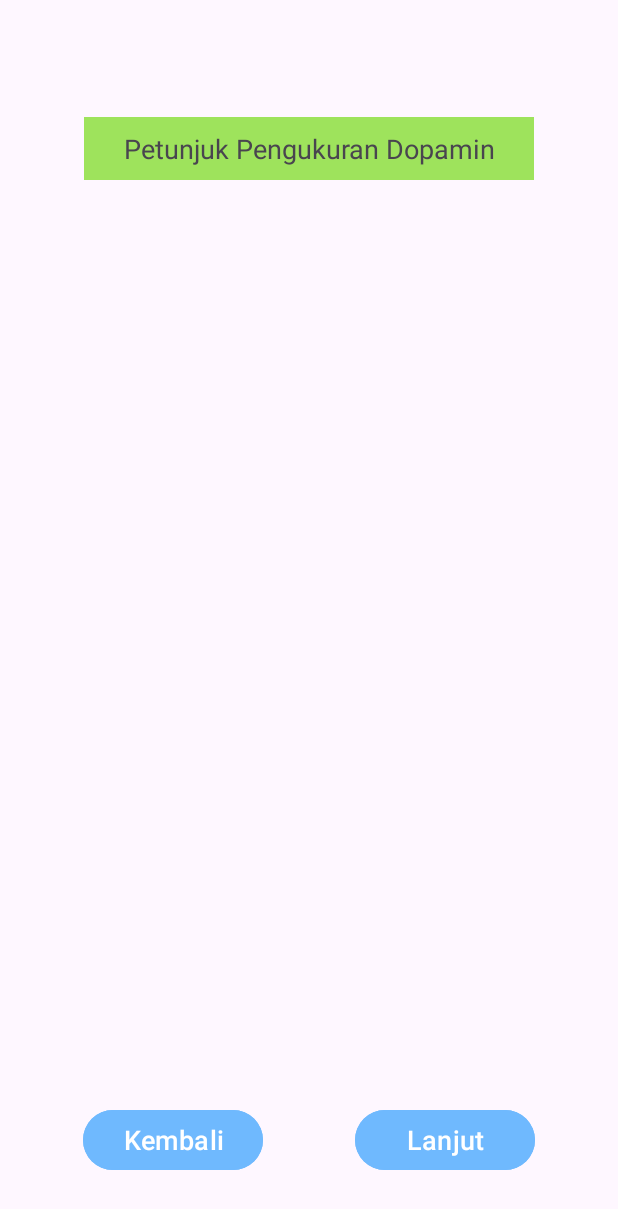
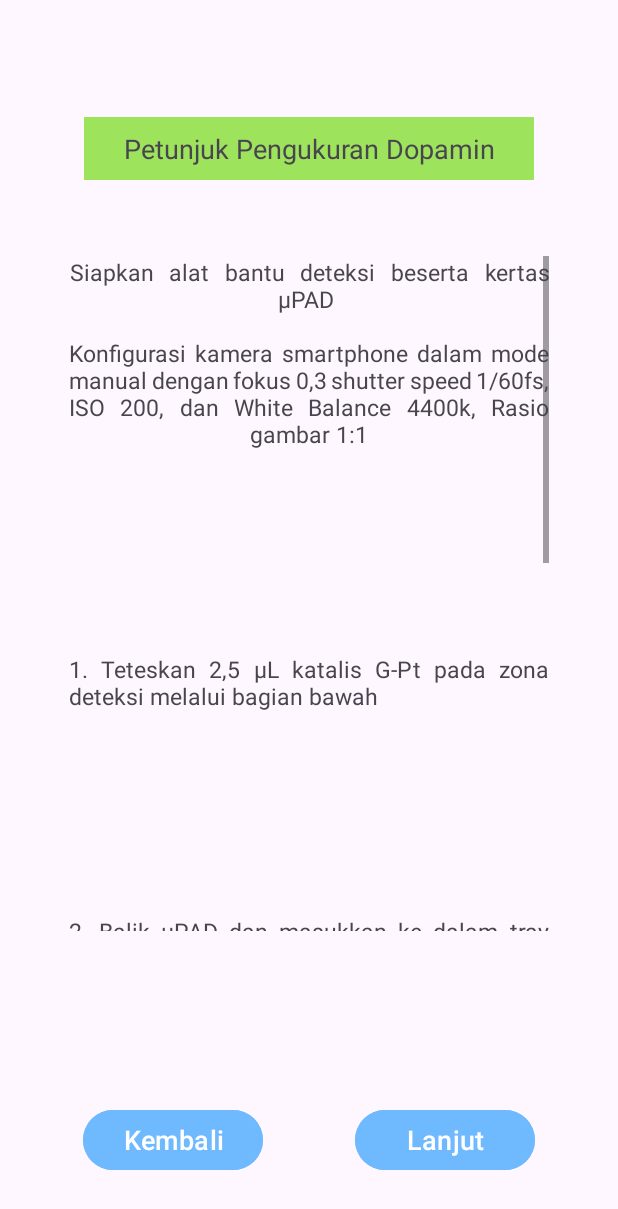
Before and after one commit to SilverMane44/MiSense, an Android app: the InstructionDopamine screen opened directly, with no data from a screen before it, on a phone screen of 412 x 824 dp. Shown: the top 1209 px of the screen. Run offline under Robolectric (Android 15) with nearby library versions, the phone set to English and light mode, and no system bars.

Commit message:
add scroll view
dopamine instruction

```diff
--- a/app/src/main/java/com/enable/misense/InstructionDopamine.kt
+++ b/app/src/main/java/com/enable/misense/InstructionDopamine.kt
@@ -22,5 +22,6 @@ class InstructionDopamine : AppCompatActivity() {
             startActivity(moveToMainActivity)
         }
 
+
     }
 }
--- a/app/src/main/res/layout/activity_instruction_dopamine.xml
+++ b/app/src/main/res/layout/activity_instruction_dopamine.xml
@@ -6,15 +6,81 @@
     android:layout_height="match_parent"
     tools:context=".InstructionDopamine">
 
+    <ScrollView
+        android:layout_width="320dp"
+        android:layout_height="450dp"
+        app:layout_constraintBottom_toBottomOf="parent"
+        app:layout_constraintEnd_toEndOf="parent"
+        app:layout_constraintStart_toStartOf="parent"
+        app:layout_constraintTop_toBottomOf="@+id/text_instructiondopamine"
+        app:layout_constraintVertical_bias="0.2">
+
+        <RelativeLayout
+            android:layout_width="match_parent"
+            android:layout_height="match_parent"
+            android:orientation="vertical">
+
+            <TextView
+                android:id="@+id/howtodop1"
+                android:layout_width="wrap_content"
+                android:layout_height="match_parent"
+                android:text="@string/howto_dopamine1"
+                android:justificationMode="inter_word"
+                android:gravity="center_horizontal"
+                android:textSize="7pt" />
+
+            <TextView
+                android:id="@+id/howtodop2_1"
+                android:layout_width="match_parent"
+                android:layout_height="match_parent"
+                android:layout_below="@+id/howtodop1"
+                android:layout_marginTop="135dp"
+                android:justificationMode="inter_word"
+                android:text="@string/howto_dopamine2_1"
+                android:textSize="7pt" />
+
+            <TextView
+                android:id="@+id/howtodop2_2"
+                android:layout_width="wrap_content"
+                android:layout_height="match_parent"
+                android:layout_below="@+id/howtodop2_1"
+                android:layout_marginTop="135dp"
+                android:text="@string/howto_dopamine2_2"
+                android:justificationMode="inter_word"
+                android:textSize="7pt" />
+
+            <TextView
+                android:id="@+id/howtodop2_3"
+                android:layout_width="wrap_content"
+                android:layout_height="match_parent"
+                android:layout_below="@+id/howtodop2_2"
+                android:layout_marginTop="135dp"
+                android:text="@string/howto_dopamine2_3"
+                android:justificationMode="inter_word"
+                android:textSize="7pt" />
+
+            <TextView
+                android:id="@+id/howtodop2_4"
+                android:layout_width="wrap_content"
+                android:layout_height="match_parent"
+                android:layout_below="@+id/howtodop2_3"
+                android:layout_marginTop="135dp"
+                android:text="@string/howto_dopamine2_4"
+                android:justificationMode="inter_word"
+                android:textSize="7pt" />
+
+        </RelativeLayout>
+    </ScrollView>
+
     <TextView
         android:id="@+id/text_instructiondopamine"
         android:layout_width="300dp"
         android:layout_height="wrap_content"
+        android:background="@color/enablelightgreen"
+        android:gravity="center"
+        android:padding="4pt"
         android:text="@string/inst_dopamine"
         android:textSize="8pt"
-        android:padding="4pt"
-        android:gravity="center"
-        android:background="@color/enablelightgreen"
         app:layout_constraintBottom_toBottomOf="parent"
         app:layout_constraintEnd_toEndOf="parent"
         app:layout_constraintStart_toStartOf="parent"
--- a/app/src/main/res/values/strings.xml
+++ b/app/src/main/res/values/strings.xml
@@ -3,6 +3,14 @@
     <string name="welcome">Selamat datang di MiSense \n Pilih senyawa yang akan di deteksi</string>
     <!--    Instruction for measurement-->
     <string name="inst_dopamine">Petunjuk Pengukuran Dopamin</string>
+    <string name="howto_dopamine1">Siapkan alat bantu deteksi beserta kertas µPAD \n\nKonfigurasi kamera smartphone dalam mode manual dengan fokus 0,3 shutter speed 1/60fs, ISO 200, dan White Balance 4400k, Rasio gambar 1:1</string>
+    <string name="howto_dopamine2_1">1. Teteskan 2,5 µL katalis G-Pt pada zona deteksi melalui bagian bawah</string>
+    <string name="howto_dopamine2_2">2. Balik µPAD dan masukkan ke dalam tray yang telah disediakan</string>
+    <string name="howto_dopamine2_3">3. Teteskan 15 µL cairan sampel pada zona sampel melalui bagian atas dan tunggu 1 menit
+\n4. Teteskan 2,5 µL reagen FeCl3 pada masing-masing zona deteksi dan tunggu 15 detik
+\n5. Teteskan 2,5 µL phenanthroline pada masing-masing zona deteksi dan tunggu 15 detik</string>
+    <string name="howto_dopamine2_4">6. Masukkan tray berisi µPAD kedalam alat bantu deteksi dan nyalakan
+\n7. Ambil gambar dan pastikan berada tepat di tengah</string>
     <string name="inst_glucose">Petunjuk Pengukuran Glukosa</string>
     <string name="inst_nadh">Petunjuk Pengukuran NADH</string>
     <string name="preview">Preview</string>
```
